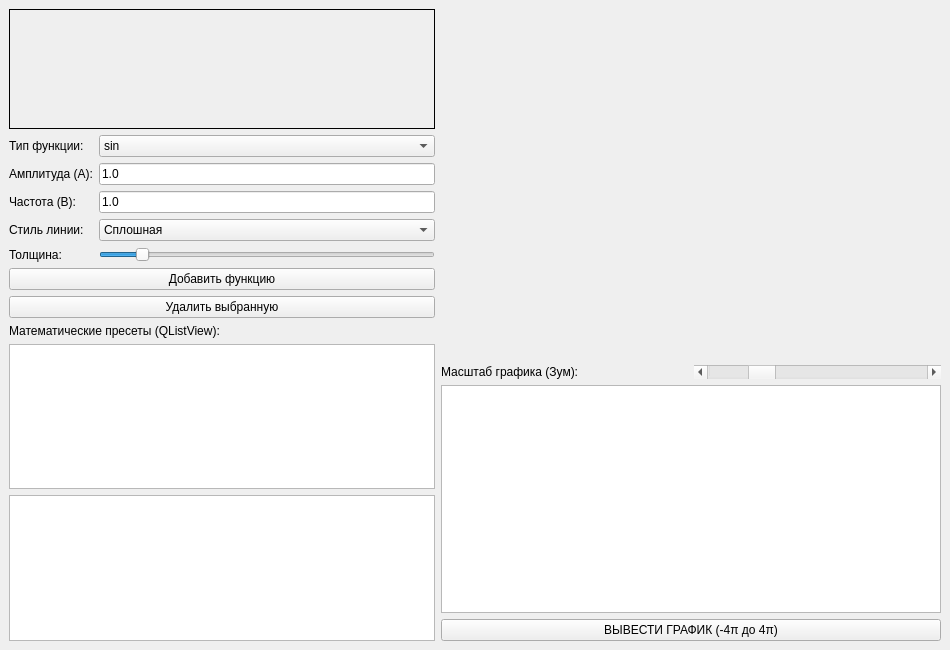
Old version of the form git-practice-second-task/mainwindow.ui in the repository 6ogdashka/SummerPractice.
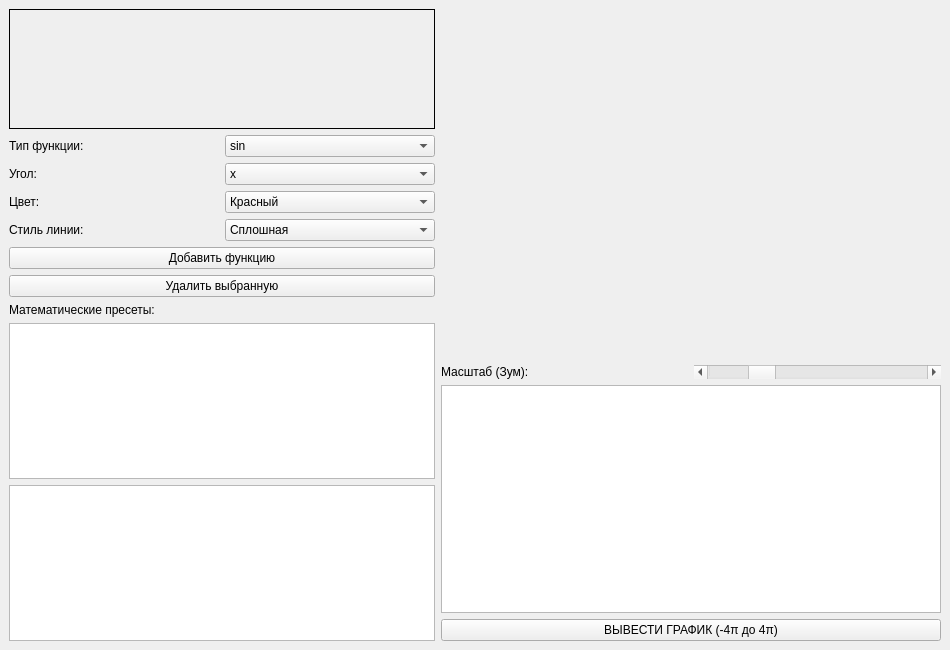
New version of the form.

```diff
--- a/git-practice-second-task/mainwindow.ui
+++ b/git-practice-second-task/mainwindow.ui
@@ -64,29 +64,44 @@
         <item row="1" column="0">
          <widget class="QLabel" name="lbl2">
           <property name="text">
-           <string>Амплитуда (A):</string>
+           <string>Угол:</string>
           </property>
          </widget>
         </item>
         <item row="1" column="1">
-         <widget class="QLineEdit" name="lineEditAmp">
-          <property name="text">
-           <string>1.0</string>
-          </property>
+         <widget class="QComboBox" name="comboBoxMultiplier">
+          <item>
+           <property name="text"><string>x</string></property>
+          </item>
+          <item>
+           <property name="text"><string>2x</string></property>
+          </item>
+          <item>
+           <property name="text"><string>3x</string></property>
+          </item>
          </widget>
         </item>
         <item row="2" column="0">
          <widget class="QLabel" name="lbl3">
           <property name="text">
-           <string>Частота (B):</string>
+           <string>Цвет:</string>
           </property>
          </widget>
         </item>
         <item row="2" column="1">
-         <widget class="QLineEdit" name="lineEditFreq">
-          <property name="text">
-           <string>1.0</string>
-          </property>
+         <widget class="QComboBox" name="comboBoxColor">
+          <item>
+           <property name="text"><string>Красный</string></property>
+          </item>
+          <item>
+           <property name="text"><string>Синий</string></property>
+          </item>
+          <item>
+           <property name="text"><string>Зеленый</string></property>
+          </item>
+          <item>
+           <property name="text"><string>Черный</string></property>
+          </item>
          </widget>
         </item>
         <item row="3" column="0">
@@ -115,29 +130,6 @@
           </item>
          </widget>
         </item>
-        <item row="4" column="0">
-         <widget class="QLabel" name="lbl5">
-          <property name="text">
-           <string>Толщина:</string>
-          </property>
-         </widget>
-        </item>
-        <item row="4" column="1">
-         <widget class="QSlider" name="sliderThickness">
-          <property name="minimum">
-           <number>1</number>
-          </property>
-          <property name="maximum">
-           <number>10</number>
-          </property>
-          <property name="value">
-           <number>2</number>
-          </property>
-          <property name="orientation">
-           <enum>Qt::Horizontal</enum>
-          </property>
-         </widget>
-        </item>
        </layout>
       </item>
       <item>
@@ -157,7 +149,7 @@
       <item>
        <widget class="QLabel" name="lblPresets">
         <property name="text">
-         <string>Математические пресеты (QListView):</string>
+         <string>Математические пресеты:</string>
         </property>
        </widget>
       </item>
@@ -191,7 +183,7 @@
         <item>
          <widget class="QLabel" name="lblZoom">
           <property name="text">
-           <string>Масштаб графика (Зум):</string>
+           <string>Масштаб (Зум):</string>
           </property>
          </widget>
         </item>
```
Left out of the diff: 37 changed lines with no effect on the pictures.
